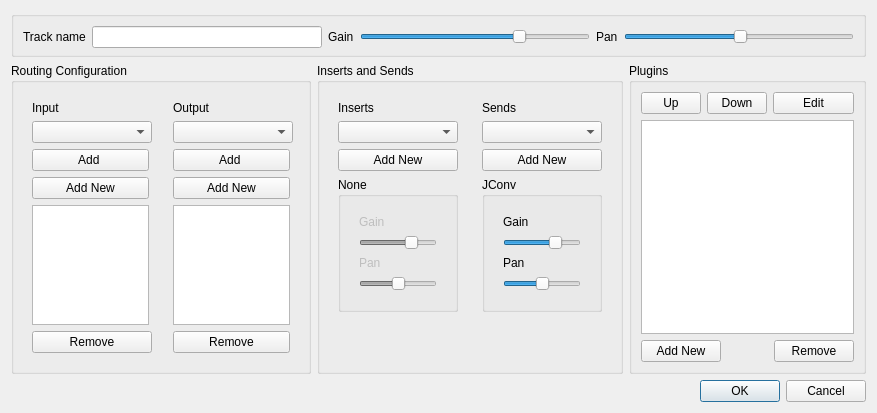
Qt form src/sheetcanvas/ui/TTrackManagerDialog.ui (ErwanLegrand/Traverso-DAW) before a commit.
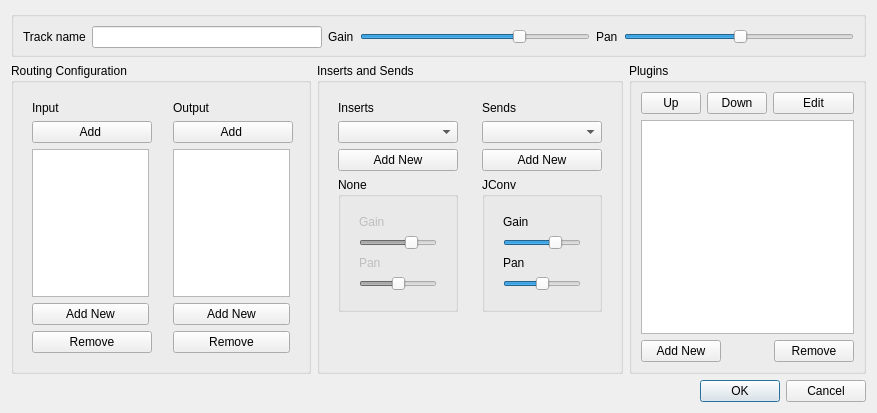
The same form after that commit.

```diff
--- a/src/sheetcanvas/ui/TTrackManagerDialog.ui
+++ b/src/sheetcanvas/ui/TTrackManagerDialog.ui
@@ -100,33 +100,29 @@
                </property>
               </widget>
              </item>
-             <item>
-              <widget class="QComboBox" name="routingInputCombo">
-               <property name="minimumSize">
-                <size>
-                 <width>120</width>
-                 <height>0</height>
-                </size>
-               </property>
-              </widget>
-             </item>
              <item>
               <widget class="QPushButton" name="routingInputAddButton">
-               <property name="text">
-                <string>Add </string>
+               <property name="minimumSize">
+                <size>
+                 <width>120</width>
+                 <height>0</height>
+                </size>
                </property>
-              </widget>
-             </item>
-             <item>
-              <widget class="QPushButton" name="routingInputAddNewButton">
                <property name="text">
-                <string>Add New</string>
+                <string>Add </string>
                </property>
               </widget>
              </item>
              <item>
               <widget class="QListView" name="routingInputListView"/>
              </item>
+             <item>
+              <widget class="QPushButton" name="routingInputAddNewButton">
+               <property name="text">
+                <string>Add New</string>
+               </property>
+              </widget>
+             </item>
              <item>
               <widget class="QPushButton" name="routingInputRemoveButton">
                <property name="minimumSize">
@@ -153,27 +149,16 @@
                </property>
               </widget>
              </item>
-             <item>
-              <widget class="QComboBox" name="routingOutputCombo">
-               <property name="minimumSize">
-                <size>
-                 <width>120</width>
-                 <height>0</height>
-                </size>
-               </property>
-              </widget>
-             </item>
              <item>
               <widget class="QPushButton" name="routingOutputAddButton">
-               <property name="text">
-                <string>Add </string>
+               <property name="minimumSize">
+                <size>
+                 <width>120</width>
+                 <height>0</height>
+                </size>
                </property>
-              </widget>
-             </item>
-             <item>
-              <widget class="QPushButton" name="routingOutputAddNewButton">
                <property name="text">
-                <string>Add New</string>
+                <string>Add </string>
                </property>
               </widget>
              </item>
@@ -187,6 +172,13 @@
                </property>
               </widget>
              </item>
+             <item>
+              <widget class="QPushButton" name="routingOutputAddNewButton">
+               <property name="text">
+                <string>Add New</string>
+               </property>
+              </widget>
+             </item>
              <item>
               <widget class="QPushButton" name="routingOutputRemoveButton">
                <property name="text">
```
